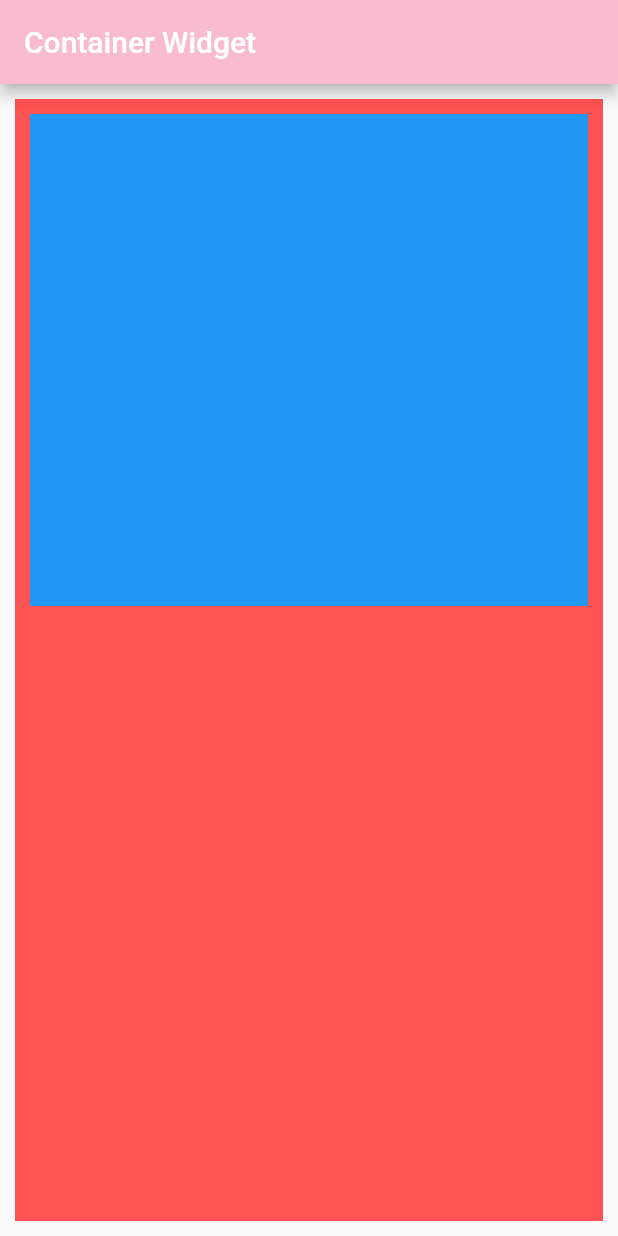
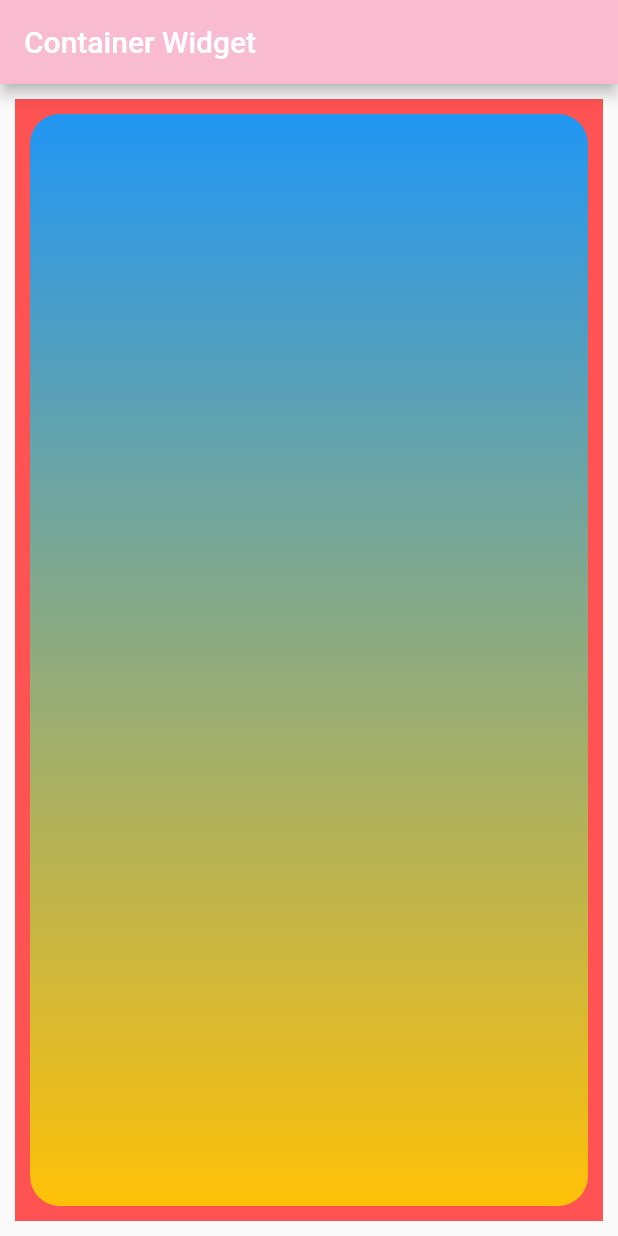
Before and after one commit to drScripts/Belajar-Flutter, a Flutter app: the screen it shows after launch, on a phone screen of 412 x 824 dp. Run offline on Flutter 3.47's test engine with Material 2 defaults, Android fonts, the phone set to English and light mode, and no system bars.

Commit message:
Update main.dart

```diff
--- a/container_widget/lib/main.dart
+++ b/container_widget/lib/main.dart
@@ -16,9 +16,14 @@ class MyApp extends StatelessWidget {
             margin: EdgeInsets.all(10), // luar dari si container
             color: Colors.redAccent,
             child: Container(
-              margin: EdgeInsets.only(bottom: 400),
-              color: Colors.blue,
-            )),
+                decoration: BoxDecoration(
+              gradient: LinearGradient(
+                colors: <Color>[Colors.amber, Colors.blue],
+                begin: Alignment.bottomCenter,
+                end: Alignment.topCenter,
+              ),
+              borderRadius: BorderRadius.circular(20),
+            ))),
       ),
     );
   }
```
